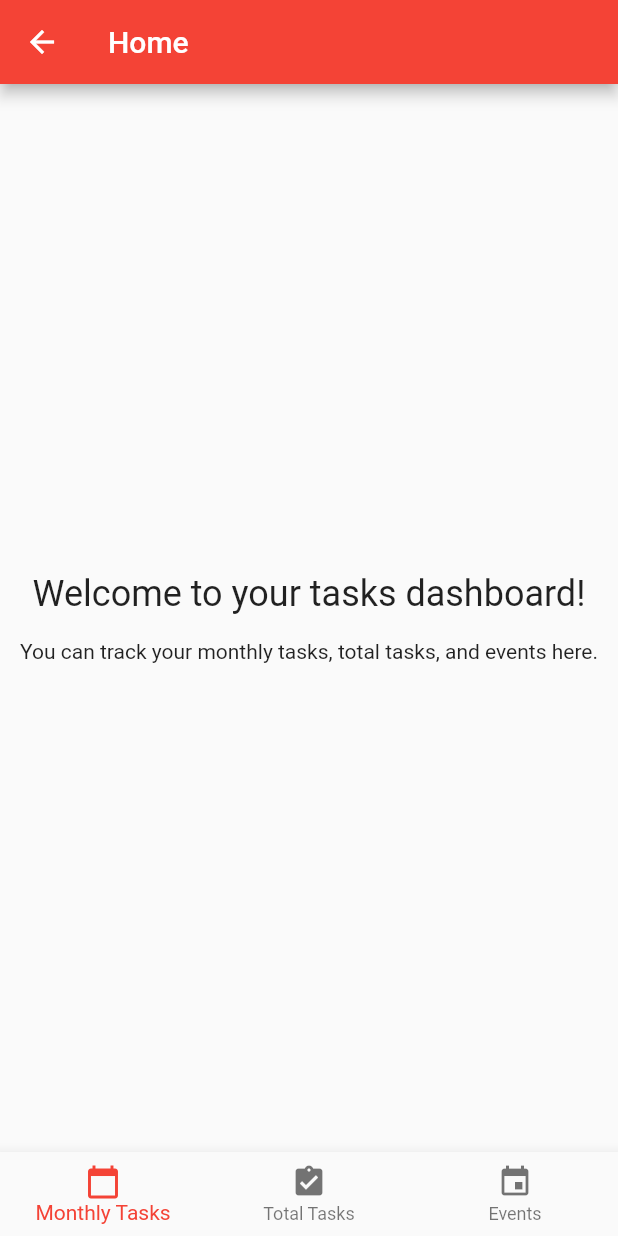
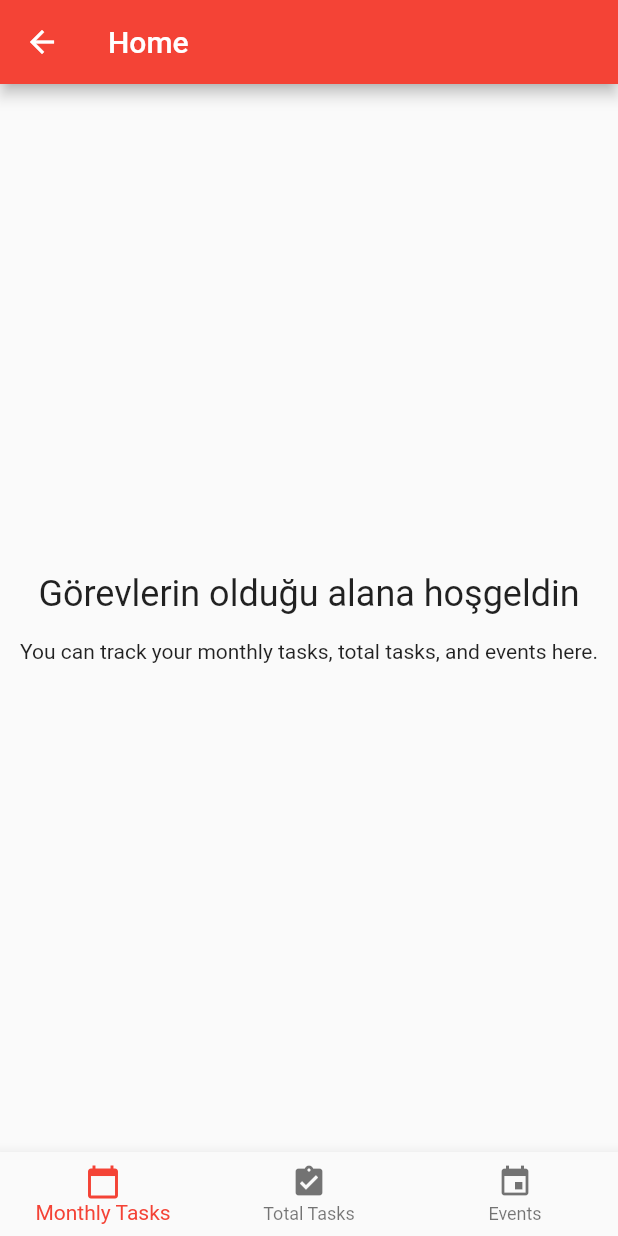
Before and after one commit to isooo82/calisma_destek_01, a Flutter app: the HomeScreen screen opened by its route, on a phone screen of 412 x 824 dp. Run offline on Flutter 3.47's test engine with Material 2 defaults, Android fonts, the phone set to English and light mode, and no system bars.

Commit message:
second commit

```diff
--- a/lib/screens/home_screen.dart
+++ b/lib/screens/home_screen.dart
@@ -19,7 +19,7 @@ class _HomeScreenState extends State<HomeScreen> {
           mainAxisAlignment: MainAxisAlignment.center,
           children: [
             Text(
-              'Welcome to your tasks dashboard!',
+              'Görevlerin olduğu alana hoşgeldin',
               style: TextStyle(fontSize: 24.0),
             ),
             SizedBox(height: 16.0),
```
